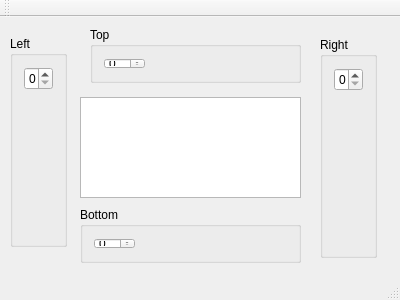
Qt form mainwindow.ui (huseyinkozan/QAnimatedMainWindowLayout) before a commit.
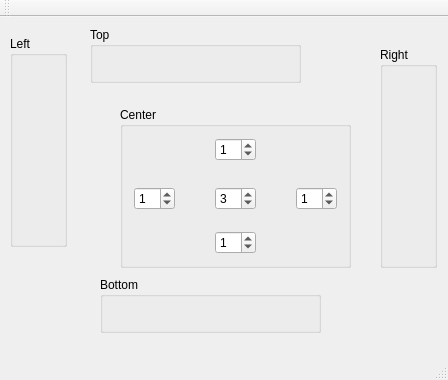
The same form after that commit.

Diff of the .ui file:
```diff
--- a/mainwindow.ui
+++ b/mainwindow.ui
@@ -6,24 +6,14 @@
    <rect>
     <x>0</x>
     <y>0</y>
-    <width>400</width>
-    <height>300</height>
+    <width>448</width>
+    <height>380</height>
    </rect>
   </property>
   <property name="windowTitle">
    <string>MainWindow</string>
   </property>
-  <widget class="QWidget" name="centralWidget">
-   <widget class="QTextEdit" name="textEdit">
-    <property name="geometry">
-     <rect>
-      <x>80</x>
-      <y>80</y>
-      <width>221</width>
-      <height>101</height>
-     </rect>
-    </property>
-   </widget>
+  <widget class="QWidget" name="widget">
    <widget class="QGroupBox" name="leftGroupBox">
     <property name="geometry">
      <rect>
@@ -37,9 +27,6 @@
      <string>Left</string>
     </property>
     <layout class="QVBoxLayout" name="verticalLayout_2">
-     <item>
-      <widget class="QSpinBox" name="leftSpinBox"/>
-     </item>
      <item>
       <spacer name="verticalSpacer">
        <property name="orientation">
@@ -58,8 +45,8 @@
    <widget class="QGroupBox" name="bottomGroupBox">
     <property name="geometry">
      <rect>
-      <x>80</x>
-      <y>190</y>
+      <x>100</x>
+      <y>260</y>
       <width>221</width>
       <height>56</height>
      </rect>
@@ -68,9 +55,6 @@
      <string>Bottom</string>
     </property>
     <layout class="QHBoxLayout" name="horizontalLayout_2">
-     <item>
-      <widget class="QSpinBox" name="bottomSpinBox"/>
-     </item>
      <item>
       <spacer name="horizontalSpacer_2">
        <property name="orientation">
@@ -99,9 +83,6 @@
      <string>Top</string>
     </property>
     <layout class="QHBoxLayout" name="horizontalLayout">
-     <item>
-      <widget class="QSpinBox" name="topSpinBox"/>
-     </item>
      <item>
       <spacer name="horizontalSpacer">
        <property name="orientation">
@@ -120,8 +101,8 @@
    <widget class="QGroupBox" name="rightGroupBox">
     <property name="geometry">
      <rect>
-      <x>320</x>
-      <y>20</y>
+      <x>380</x>
+      <y>30</y>
       <width>57</width>
       <height>221</height>
      </rect>
@@ -130,9 +111,6 @@
      <string>Right</string>
     </property>
     <layout class="QVBoxLayout" name="verticalLayout">
-     <item>
-      <widget class="QSpinBox" name="rightSpinBox"/>
-     </item>
      <item>
       <spacer name="verticalSpacer_2">
        <property name="orientation">
@@ -148,6 +126,160 @@
      </item>
     </layout>
    </widget>
+   <widget class="QGroupBox" name="centerGroupBox">
+    <property name="geometry">
+     <rect>
+      <x>120</x>
+      <y>90</y>
+      <width>231</width>
+      <height>161</height>
+     </rect>
+    </property>
+    <property name="title">
+     <string>Center</string>
+    </property>
+    <layout class="QGridLayout" name="gridLayout">
+     <item row="3" column="3">
+      <spacer name="horizontalSpacer_7">
+       <property name="orientation">
+        <enum>Qt::Horizontal</enum>
+       </property>
+       <property name="sizeHint" stdset="0">
+        <size>
+         <width>58</width>
+         <height>20</height>
+        </size>
+       </property>
+      </spacer>
+     </item>
+     <item row="2" column="0">
+      <spacer name="verticalSpacer_3">
+       <property name="orientation">
+        <enum>Qt::Vertical</enum>
+       </property>
+       <property name="sizeHint" stdset="0">
+        <size>
+         <width>20</width>
+         <height>40</height>
+        </size>
+       </property>
+      </spacer>
+     </item>
+     <item row="4" column="0">
+      <spacer name="verticalSpacer_4">
+       <property name="orientation">
+        <enum>Qt::Vertical</enum>
+       </property>
+       <property name="sizeHint" stdset="0">
+        <size>
+         <width>20</width>
+         <height>40</height>
+        </size>
+       </property>
+      </spacer>
+     </item>
+     <item row="5" column="4">
+      <spacer name="horizontalSpacer_6">
+       <property name="orientation">
+        <enum>Qt::Horizontal</enum>
+       </property>
+       <property name="sizeHint" stdset="0">
+        <size>
+         <width>36</width>
+         <height>20</height>
+        </size>
+       </property>
+      </spacer>
+     </item>
+     <item row="3" column="4">
+      <widget class="QSpinBox" name="rightSpinBox">
+       <property name="value">
+        <number>1</number>
+       </property>
+      </widget>
+     </item>
+     <item row="3" column="0">
+      <widget class="QSpinBox" name="leftSpinBox">
+       <property name="value">
+        <number>1</number>
+       </property>
+      </widget>
+     </item>
+     <item row="5" column="0">
+      <spacer name="horizontalSpacer_5">
+       <property name="orientation">
+        <enum>Qt::Horizontal</enum>
+       </property>
+       <property name="sizeHint" stdset="0">
+        <size>
+         <width>36</width>
+         <height>20</height>
+        </size>
+       </property>
+      </spacer>
+     </item>
+     <item row="0" column="0" rowspan="2">
+      <spacer name="horizontalSpacer_3">
+       <property name="orientation">
+        <enum>Qt::Horizontal</enum>
+       </property>
+       <property name="sizeHint" stdset="0">
+        <size>
+         <width>36</width>
+         <height>20</height>
+        </size>
+       </property>
+      </spacer>
+     </item>
+     <item row="0" column="4" rowspan="2">
+      <spacer name="horizontalSpacer_4">
+       <property name="orientation">
+        <enum>Qt::Horizontal</enum>
+       </property>
+       <property name="sizeHint" stdset="0">
+        <size>
+         <width>36</width>
+         <height>20</height>
+        </size>
+       </property>
+      </spacer>
+     </item>
+     <item row="3" column="2">
+      <widget class="QSpinBox" name="centerSpinBox">
+       <property name="value">
+        <number>3</number>
+       </property>
+      </widget>
+     </item>
+     <item row="3" column="1">
+      <spacer name="horizontalSpacer_8">
+       <property name="orientation">
+        <enum>Qt::Horizontal</enum>
+       </property>
+       <property name="sizeHint" stdset="0">
+        <size>
+         <width>58</width>
+         <height>20</height>
+        </size>
+       </property>
+      </spacer>
+     </item>
+     <item row="0" column="2">
+      <widget class="QSpinBox" name="topSpinBox">
+       <property name="value">
+        <number>1</number>
+       </property>
+      </widget>
+     </item>
+     <item row="5" column="2">
+      <widget class="QSpinBox" name="bottomSpinBox">
+       <property name="value">
+        <number>1</number>
+       </property>
+      </widget>
+     </item>
+    </layout>
+   </widget>
   </widget>
   <widget class="QMenuBar" name="menuBar">
    <property name="geometry">
```
Left out of the diff: 2 changed lines with no effect on the pictures.
